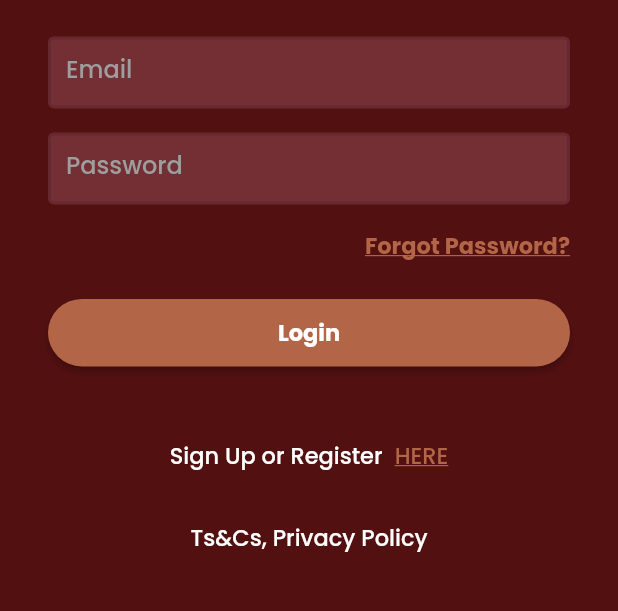
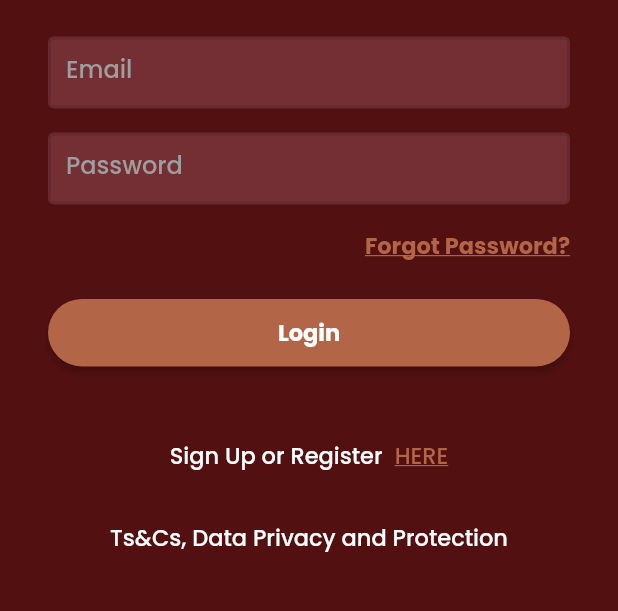
Before and after one commit to abdullah432/Mkhosi_App, a Flutter app: the LoginScreen screen opened directly, on a phone screen of 412 x 824 dp, the part 401-1012 px from its top. Run offline on Flutter 3.47's test engine with Material 2 defaults, Android fonts, the phone set to English and light mode, and no system bars; our stand-ins replace bubble_tab_indicator, cloud_firestore, firebase_auth, firebase_core, firebase_dynamic_links, firebase_storage and 10 more; missing offline and left inert: agora_rtc_engine, flutter_country_picker, flutter_mailer, geocoder, language_pickers; accounts and stored records are empty.

Commit message:
Ts&Cs, dataprivacy link open issue on login page fixed

```diff
--- a/lib/main_ui/general_ui/login_screen.dart
+++ b/lib/main_ui/general_ui/login_screen.dart
@@ -1,3 +1,4 @@
+import 'package:flutter/gestures.dart';
 import 'package:flutter/material.dart';
 import 'package:makhosi_app/contracts/i_rounded_button_clicked.dart';
 import 'package:makhosi_app/enums/click_type.dart';
@@ -16,11 +17,13 @@ import 'package:makhosi_app/ui_components/app_buttons.dart';
 import 'package:makhosi_app/ui_components/app_labels.dart';
 import 'package:makhosi_app/ui_components/app_status_components.dart';
 import 'package:makhosi_app/ui_components/app_text_fields.dart';
+import 'package:makhosi_app/ui_components/settings/terms_policy.dart';
 import 'package:makhosi_app/utils/app_colors.dart';
 import 'package:makhosi_app/utils/app_toast.dart';
 import 'package:makhosi_app/utils/navigation_controller.dart';
 import 'package:makhosi_app/utils/others.dart';
 import 'package:makhosi_app/utils/screen_dimensions.dart';
+import 'package:makhosi_app/utils/string_constants.dart';
 
 class LoginScreen extends StatefulWidget {
   ClickType _userType;
@@ -164,14 +167,50 @@ class _LoginScreenState extends State<LoginScreen>
               ],
             ),
             Others.getSizedBox(boxHeight: 32, boxWidth: 0),
-            AppLabels.getLabel(
-              labelText: 'Ts&Cs, Privacy Policy',
-              size: 15,
-              labelColor: Colors.white,
-              isBold: false,
-              isUnderlined: false,
-              alignment: TextAlign.center,
+            RichText(
+              textAlign: TextAlign.center,
+              text: new TextSpan(
+                text: '',
+                style: TextStyle(
+                  fontFamily: 'Poppins',
+                  color: Colors.white,
+                  fontSize: 15.0,
+                ),
+                children: <TextSpan>[
+                  TextSpan(
+                    text: 'Ts&Cs, ',
+                    recognizer: new TapGestureRecognizer()
+                      ..onTap = () => NavigationController.push(
+                            context,
+                            WebViewPage(
+                              link: StringConstants.EULA_LINK,
+                              title: 'Ts&Cs',
+                            ),
+                          ),
+                  ),
+                  TextSpan(
+                    text: 'Data Privacy and Protection ',
+                    recognizer: new TapGestureRecognizer()
+                      ..onTap = () => NavigationController.push(
+                            context,
+                            WebViewPage(
+                              link: StringConstants.PRIVACY_POLICY_LINK,
+                              title: 'Data Privacy and Protection',
+                            ),
+                          ),
+                  ),
+                ],
+              ),
             ),
+
+            // AppLabels.getLabel(
+            //   labelText: 'Ts&Cs, Privacy Policy',
+            //   size: 15,
+            //   labelColor: Colors.white,
+            //   isBold: false,
+            //   isUnderlined: false,
+            //   alignment: TextAlign.center,
+            // ),
           ],
         ),
       ),
--- a/lib/utils/string_constants.dart
+++ b/lib/utils/string_constants.dart
@@ -7,11 +7,11 @@ class StringConstants {
   static const SELECTED_COUNTRY = 'Pakistan';
   static const REPORT_CLIENT = 'Report a Customer/Client';
   static const PRIVACY_POLICY_LINK =
-      'https://drive.google.com/file/d/1n1hygtujTYPbx8lxc0k3PqyfLRUJ3Cef/view?usp=sharing';
+      'https://drive.google.com/file/d/1Ls983lD6SdaNYn7F1OxS0YGFS6EIJYqb';
   static const EULA_LINK =
-      'https://drive.google.com/file/d/19cHdBNd88B3rF1s9J8gbCpsBn5eJtbRz/view';
+      'https://drive.google.com/file/d/19cHdBNd88B3rF1s9J8gbCpsBn5eJtbRz';
   static const COMMUNITY_GUIDLINES =
-      'https://drive.google.com/file/d/1ce8LjJZpCZH0y7m0SxeXBVFIeM1mt9Zl/view';
+      'https://drive.google.com/file/d/1ce8LjJZpCZH0y7m0SxeXBVFIeM1mt9Zl';
   static const REPORT_CLIENT_INSTRUCTIONS =
       'To report a Customer/Client, please make sure all fields are filled in';
   static const REPORT_SERVER_PROVIDER = 'Report a Service Provider';
```
